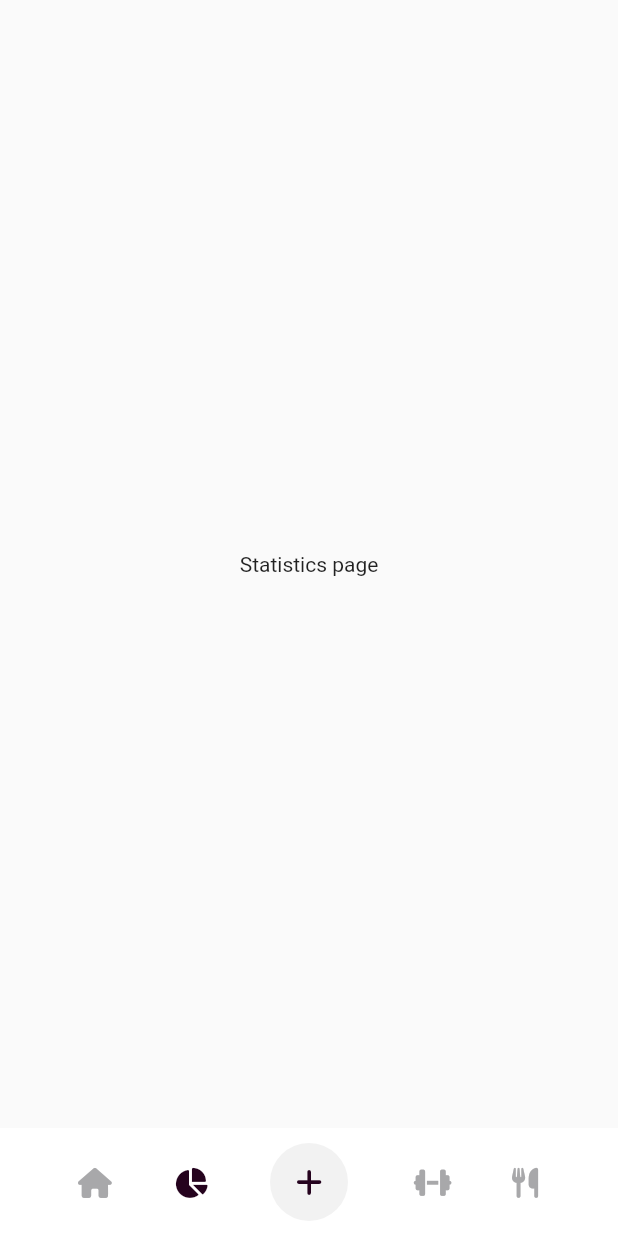
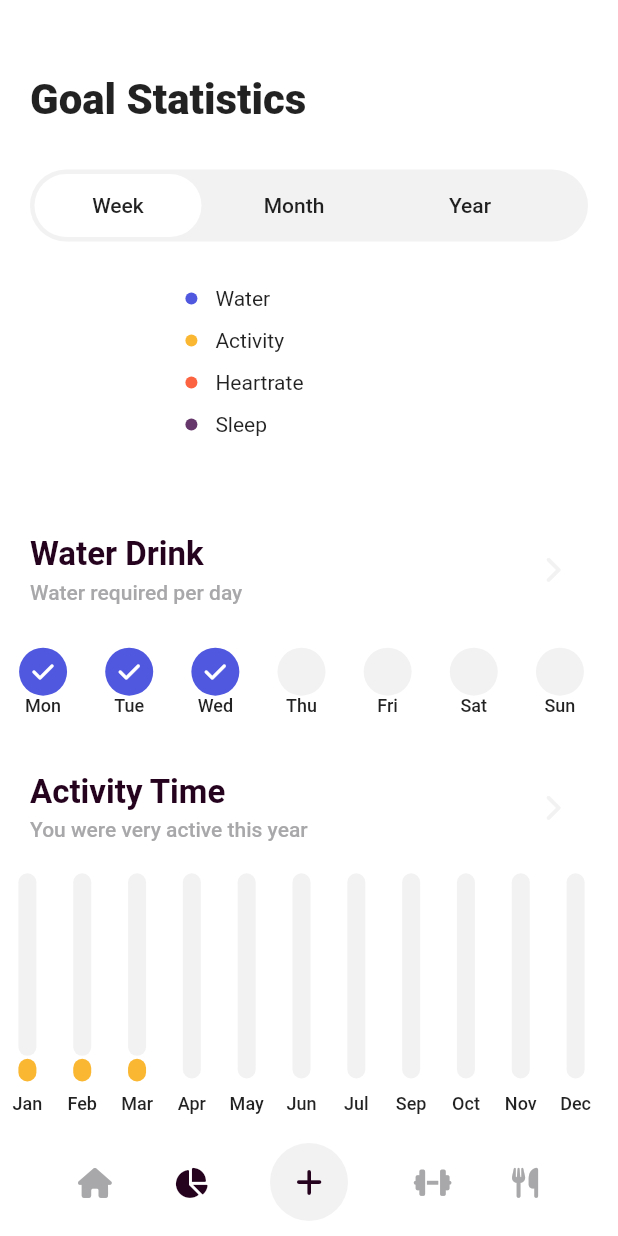
Before and after one commit to viktoriapatapeika/tracker_app, a Flutter app: the screen it shows after launch, item 2 of the bottom bar chosen, on a phone screen of 412 x 824 dp. Run offline on Flutter 3.47's test engine with Material 2 defaults, Android fonts, the phone set to English and light mode, and no system bars; our stand-ins replace bloc, equatable, flutter_bloc, font_awesome_flutter, google_fonts.

Commit message:
added statistics page skeleton

```diff
--- a/lib/main.dart
+++ b/lib/main.dart
@@ -56,7 +56,7 @@ class AppScreen extends StatelessWidget {
               return const HomePage();
             }
             if (state is StatisticsPageLoaded) {
-              return const StatisticsPage();
+              return  StatisticsPage();
             }
             if (state is WorkoutsPageLoaded) {
               return const WorkoutsPage();
--- a/lib/service/habbits_service.dart
+++ b/lib/service/habbits_service.dart
@@ -1,8 +1,19 @@
+import 'dart:math';
+
 import 'package:flutter/material.dart';
 import 'package:tracker_app/dto/habbits.dart';
 import 'package:tracker_app/util/color_util.dart';
 
+enum HabbitTimeSwitcherType { week, month, year }
+
 class HabbitsService {
+  static List<HabbitTimeSwitcherType> switcherTypes = [
+    HabbitTimeSwitcherType.week,
+    HabbitTimeSwitcherType.month,
+    HabbitTimeSwitcherType.year
+  ];
+
+  static List<HabbitType> habbitTypes = [HabbitType.water, HabbitType.activity, HabbitType.heartRate, HabbitType.sleep];
   static Color getHabbitColor(HabbitType habbitType) {
     switch (habbitType) {
       case HabbitType.water:
@@ -28,4 +39,83 @@ class HabbitsService {
         return 0.35;
     }
   }
+
+  static double getRandomProgress() {
+    return Random().nextDouble();
+  }
+
+  static bool getRandomBool() {
+    return Random().nextDouble() <= 0.7;
+  }
+
+  static const List<String> weekdays = ['Mon', 'Tue', 'Wed', 'Thu', 'Fri', 'Sat', 'Sun'];
+  static const List<String> months = [
+    'Jan',
+    'Feb',
+    'Mar',
+    'Apr',
+    'May',
+    'Jun',
+    'Jul',
+    'Apr',
+    'Sep',
+    'Oct',
+    'Nov',
+    'Dec'
+  ];
+  static final DateTime today = DateTime.now();
+  static final int todaysWeekdayNumber = today.weekday - 1;
+  static final int todaysDate = today.day;
+
+  static Map<String, bool>? getWaterProgressByTime(HabbitTimeSwitcherType switcherType) {
+    Map<String, bool> progress = {};
+    if (switcherType == HabbitTimeSwitcherType.week) {
+      for (int i = 0; i <= todaysWeekdayNumber; i++) {
+        progress.addAll({weekdays[i]: true});
+      }
+      for (int i = todaysWeekdayNumber + 1; i < 7; i++) {
+        progress.addAll({weekdays[i]: false});
+      }
+    }
+    return progress;
+  }
+
+  static Map<String, double>? getActivityProgressByTime(HabbitTimeSwitcherType switcherType) {
+    int thisWeek = (todaysDate / 7).round();
+    //int thisMonth = today.month;
+    int thisMonth = 4;
+    int thisMonthDaysNumber = DateTime(today.year, today.month + 1, 0).day;
+    Map<String, double> progress = {};
+
+    if (switcherType == HabbitTimeSwitcherType.week) {
+      for (int i = 0; i < todaysWeekdayNumber; i++) {
+        progress.addAll({weekdays[i]: getRandomProgress()});
+      }
+      for (int i = todaysWeekdayNumber; i < 7; i++) {
+        progress.addAll({weekdays[i]: 0});
+      }
+    } else if (switcherType == HabbitTimeSwitcherType.month) {
+      // debugPrint('$todaysDate / $thisMonthDaysNumber days');
+      // for (int i = 1; i < todaysDate + 1; i++) {
+      //   progress.addAll({'Week $i': getRandomProgress()});
+      // }
+      // if (todaysDate < 4) {
+      //   for (int i = todaysDate + 1; i < thisMonthDaysNumber + 1; i++) {
+      //     progress.addAll({'Week $i': 0});
+      //   }
+      // }
+    } else if (switcherType == HabbitTimeSwitcherType.year) {
+      debugPrint('$thisMonth / 12 months');
+      for (int i = 1; i <= thisMonth; i++) {
+        progress.addAll({months[i - 1]: getRandomProgress()});
+      }
+      if (thisMonth < 12) {
+        for (int i = thisMonth + 1; i <= 12; i++) {
+          progress.addAll({months[i - 1]: 0});
+        }
+      }
+    }
+    debugPrint('service progress length ${progress.length}');
+    return progress;
+  }
 }
--- /dev/null
+++ b/lib/ui_component/activity_habbit_progress.dart
@@ -0,0 +1,97 @@
+import 'package:flutter/material.dart';
+
+import 'package:tracker_app/service/habbits_service.dart';
+import 'package:tracker_app/ui_component/navigation_text.dart';
+import 'package:tracker_app/util/color_util.dart';
+import 'package:tracker_app/util/font_util.dart';
+
+class ActivityHabbitProgress extends StatelessWidget {
+  const ActivityHabbitProgress({super.key, required this.switcherType});
+  final HabbitTimeSwitcherType switcherType;
+
+  @override
+  Widget build(BuildContext context) {
+    const EdgeInsets horizontalPadding = EdgeInsets.symmetric(horizontal: 20);
+    const String title = 'Activity Time';
+    final String description = 'You were very active this ${switcherType.name}';
+    final double maxHeight = MediaQuery.of(context).size.height * 0.2;
+    final double maxWidth = MediaQuery.of(context).size.width;
+    Map<String, double>? progress = HabbitsService.getActivityProgressByTime(switcherType);
+    return Column(
+      crossAxisAlignment: CrossAxisAlignment.start,
+      children: [
+        Padding(
+          padding: horizontalPadding,
+          child: NavigationText(title: title, description: description),
+        ),
+        SizedBox(
+          height: maxHeight,
+          width: maxWidth,
+          child: ListView.builder(
+              shrinkWrap: false,
+              scrollDirection: Axis.horizontal,
+              physics: const NeverScrollableScrollPhysics(),
+              itemCount: progress!.length,
+              itemBuilder: (context, index) {
+                debugPrint('progress length ${progress.length}');
+                return ActivityHabbitProgressItem(
+                  itemName: progress.keys.elementAt(index),
+                  itemProgress: progress.values.elementAt(index),
+                  maxHeight: maxHeight,
+                  itemsNumber: progress.length,
+                );
+              }),
+        ),
+      ],
+    );
+  }
+}
+
+class ActivityHabbitProgressItem extends StatelessWidget {
+  const ActivityHabbitProgressItem(
+      {super.key,
+      required this.itemName,
+      required this.itemProgress,
+      required this.maxHeight,
+      required this.itemsNumber});
+  final String? itemName;
+  final double? itemProgress;
+  final double maxHeight;
+  final int itemsNumber;
+
+  @override
+  Widget build(BuildContext context) {
+    final double maxWidth = MediaQuery.of(context).size.width - 10;
+    double progress = itemProgress == null ? 0 : itemProgress!;
+    return SizedBox(
+      width: maxWidth / itemsNumber,
+      child: Column(
+        children: [
+          Padding(
+            padding: const EdgeInsets.only(bottom: 2),
+            child: Container(
+              height: progress != 1 ? (maxHeight - 28) * (1 - progress) : (maxHeight - 28) * (1 - progress) - 2,
+              width: 12,
+              decoration: BoxDecoration(
+                color: ColorUtil.elementsBaseColor,
+                borderRadius: BorderRadius.circular(16),
+              ),
+            ),
+          ),
+          Container(
+            height: (maxHeight - 28) * progress,
+            width: 12,
+            decoration: BoxDecoration(
+              color: ColorUtil.semanticColorYellow,
+              borderRadius: BorderRadius.circular(16),
+            ),
+          ),
+          Padding(
+            padding: const EdgeInsets.only(top: 8),
+            child: Text(itemName!, style: FontUtil.defaultFont.copyWith(fontSize: 12, fontWeight: FontWeight.w500)),
+          ),
+        ],
+      ),
+    );
+  }
+}
--- /dev/null
+++ b/lib/ui_component/navigation_text.dart
@@ -0,0 +1,47 @@
+import 'package:font_awesome_flutter/font_awesome_flutter.dart';
+
+import 'package:flutter/material.dart';
+
+import 'package:tracker_app/util/color_util.dart';
+import 'package:tracker_app/util/font_util.dart';
+
+class NavigationText extends StatelessWidget {
+  const NavigationText({super.key, required this.title, required this.description, this.page});
+  final String title;
+  final String description;
+  final Widget? page;
+
+  @override
+  Widget build(BuildContext context) {
+    return Padding(
+      padding: const EdgeInsets.only(bottom: 20),
+      child: Row(
+        crossAxisAlignment: CrossAxisAlignment.center,
+        mainAxisAlignment: MainAxisAlignment.spaceBetween,
+        children: [
+          Column(
+            crossAxisAlignment: CrossAxisAlignment.start,
+            children: [
+              Text(title,
+                  style: FontUtil.defaultFont
+                      .copyWith(color: ColorUtil.textActiveColor, fontWeight: FontWeight.w700, fontSize: 22)),
+              Padding(
+                padding: const EdgeInsets.only(top: 4),
+                child: Text(description,
+                    style: FontUtil.defaultFont
+                        .copyWith(color: ColorUtil.textInactiveColor, fontWeight: FontWeight.w500, fontSize: 14)),
+              ),
+            ],
+          ),
+          IconButton(
+            onPressed: () {
+              debugPrint('Navigate to the $title page');
+              // Navigator.push(context, CupertinoPageRoute(builder: (BuildContext context) => page));
+            },
+            icon: const Icon(FontAwesomeIcons.chevronRight, color: ColorUtil.elementsBaseColor, size: 18),
+          )
+        ],
+      ),
+    );
+  }
+}
--- /dev/null
+++ b/lib/ui_component/progress_chart.dart
@@ -0,0 +1,88 @@
+import 'package:flutter/material.dart';
+
+import 'package:tracker_app/dto/habbits.dart';
+import 'package:tracker_app/service/habbits_service.dart';
+import 'package:tracker_app/util/font_util.dart';
+import 'package:tracker_app/util/string_util.dart';
+
+class ProgressChart extends StatelessWidget {
+  ProgressChart({super.key});
+  final List<HabbitType> habbitTypes = HabbitsService.habbitTypes;
+
+  @override
+  Widget build(BuildContext context) {
+    double maxHeight = MediaQuery.of(context).size.height * 0.2;
+    return SizedBox(
+      height: maxHeight,
+      child: Row(
+        crossAxisAlignment: CrossAxisAlignment.center,
+        mainAxisAlignment: MainAxisAlignment.spaceBetween,
+        children: [
+          const CircleChart(),
+          Expanded(
+            child: ListView.builder(
+                shrinkWrap: false,
+                scrollDirection: Axis.vertical,
+                physics: const NeverScrollableScrollPhysics(),
+                itemCount: habbitTypes.length,
+                itemBuilder: (context, index) {
+                  return ProgressChartItem(habbitType: habbitTypes[index]);
+                }),
+          ),
+        ],
+      ),
+    );
+  }
+}
+
+class CircleChart extends StatelessWidget {
+  const CircleChart({super.key});
+
+  @override
+  Widget build(BuildContext context) {
+    Size maxSize = MediaQuery.of(context).size * 0.3;
+    return CustomPaint(
+      size: maxSize,
+      painter: ChartPainter(),
+    );
+  }
+}
+
+class ChartPainter extends CustomPainter {
+  @override
+  void paint(Canvas canvas, Size size) {
+    var paint = Paint()..strokeWidth = 3;
+    Offset center = const Offset(50, 50);
+    // canvas.d
+  }
+
+  @override
+  bool shouldRepaint(covariant CustomPainter oldDelegate) => false;
+}
+
+class ProgressChartItem extends StatelessWidget {
+  const ProgressChartItem({super.key, required this.habbitType});
+  final HabbitType habbitType;
+
+  @override
+  Widget build(BuildContext context) {
+    const Size circleSize = Size(8, 8);
+    return Padding(
+      padding: const EdgeInsets.only(bottom: 12),
+      child: Row(
+        crossAxisAlignment: CrossAxisAlignment.center,
+        children: [
+          Container(
+            height: circleSize.height,
+            width: circleSize.width,
+            decoration: BoxDecoration(color: HabbitsService.getHabbitColor(habbitType), shape: BoxShape.circle),
+          ),
+          Padding(
+            padding: const EdgeInsets.only(left: 12),
+            child: Text(StringUtil.capitalize(habbitType.name), style: FontUtil.defaultFont),
+          )
+        ],
+      ),
+    );
+  }
+}
--- /dev/null
+++ b/lib/ui_component/time_switcher.dart
@@ -0,0 +1,70 @@
+import 'package:flutter/material.dart';
+
+import 'package:tracker_app/service/habbits_service.dart';
+import 'package:tracker_app/util/color_util.dart';
+import 'package:tracker_app/util/font_util.dart';
+import 'package:tracker_app/util/string_util.dart';
+
+class TimeSwitcher extends StatefulWidget {
+  const TimeSwitcher({super.key});
+
+  @override
+  State<TimeSwitcher> createState() => TimeSwitcherState();
+}
+
+class TimeSwitcherState extends State<TimeSwitcher> {
+  int selectedIndex = 0;
+  List<HabbitTimeSwitcherType> switcherTypes = HabbitsService.switcherTypes;
+
+  @override
+  Widget build(BuildContext context) {
+    const double height = 48;
+    double elementWidth = (MediaQuery.of(context).size.width - 60) / switcherTypes.length;
+    return Container(
+      height: height,
+      decoration: BoxDecoration(color: ColorUtil.elementsBaseColor, borderRadius: BorderRadius.circular(32)),
+      child: ListView.builder(
+          scrollDirection: Axis.horizontal,
+          physics: const NeverScrollableScrollPhysics(),
+          itemCount: switcherTypes.length,
+          itemBuilder: (context, index) {
+            return TimeSwitcherItem(
+              switcherType: switcherTypes[index],
+              isSelected: selectedIndex == index,
+              width: elementWidth,
+              onTap: () => setState(() => selectedIndex = index),
+            );
+          }),
+    );
+  }
+}
+
+class TimeSwitcherItem extends StatelessWidget {
+  const TimeSwitcherItem(
+      {super.key, required this.switcherType, required this.isSelected, required this.onTap, required this.width});
+
+  final HabbitTimeSwitcherType switcherType;
+  final bool isSelected;
+  final VoidCallback onTap;
+  final double width;
+
+  @override
+  Widget build(BuildContext context) {
+    const double padding = 3;
+    return GestureDetector(
+      onTap: onTap,
+      child: Padding(
+        padding: const EdgeInsets.all(padding),
+        child: Container(
+          width: width - 2 * padding,
+          decoration: isSelected
+              ? BoxDecoration(color: ColorUtil.backgroundColor, borderRadius: BorderRadius.circular(32))
+              : null,
+          child: Center(
+              child: Text(StringUtil.capitalize(switcherType.name),
+                  style: FontUtil.defaultFont.copyWith(fontWeight: FontWeight.w500))),
+        ),
+      ),
+    );
+  }
+}
--- a/lib/ui_component/view/home_page.dart
+++ b/lib/ui_component/view/home_page.dart
@@ -1,4 +1,5 @@
 import 'package:flutter/material.dart';
+
 import 'package:tracker_app/dto/habbits.dart';
 import 'package:tracker_app/ui_component/habbit_widget.dart';
 import 'package:tracker_app/util/color_util.dart';
@@ -14,14 +15,11 @@ class HomePage extends StatelessWidget {
       backgroundColor: ColorUtil.backgroundColor,
       body: SingleChildScrollView(
         child: Padding(
-          padding: const EdgeInsets.symmetric(vertical: 30, horizontal: 30),
+          padding: const EdgeInsets.symmetric(vertical: 50, horizontal: 30),
           child: Column(
             crossAxisAlignment: CrossAxisAlignment.start,
             children: [
-              Padding(
-                padding: const EdgeInsets.only(bottom: 30),
-                child: Text(headerText, style: FontUtil.headerFont),
-              ),
+              Padding(padding: const EdgeInsets.only(bottom: 30), child: Text(headerText, style: FontUtil.headerFont)),
               Row(
                 children: [
                   Column(children: const [
--- a/lib/ui_component/view/statistics_page.dart
+++ b/lib/ui_component/view/statistics_page.dart
@@ -1,13 +1,54 @@
 import 'package:flutter/material.dart';
 
+import 'package:tracker_app/service/habbits_service.dart';
+import 'package:tracker_app/ui_component/activity_habbit_progress.dart';
+import 'package:tracker_app/ui_component/progress_chart.dart';
+import 'package:tracker_app/ui_component/time_switcher.dart';
+import 'package:tracker_app/ui_component/water_habbit_progress.dart';
+import 'package:tracker_app/util/color_util.dart';
+import 'package:tracker_app/util/font_util.dart';
+
 class StatisticsPage extends StatelessWidget {
-  const StatisticsPage({super.key});
+  StatisticsPage({super.key});
 
+  Widget buildWaterHabbitProgress() {
+    return const SizedBox();
+  }
+
+  ValueNotifier<HabbitTimeSwitcherType> switcherType = ValueNotifier(HabbitTimeSwitcherType.week);
   @override
   Widget build(BuildContext context) {
-   return const Scaffold(
-      body: Center(
-        child: Text('Statistics page'),
+    const String headerText = 'Goal Statistics';
+    const EdgeInsets horizontalPadding = EdgeInsets.symmetric(horizontal: 20);
+    return Scaffold(
+      backgroundColor: ColorUtil.backgroundColor,
+      body: SingleChildScrollView(
+        child: Padding(
+          padding: const EdgeInsets.symmetric(vertical: 50),
+          child: ValueListenableBuilder(
+              valueListenable: switcherType,
+              builder: (context, HabbitTimeSwitcherType switcher, widget) {
+                return Column(
+                  crossAxisAlignment: CrossAxisAlignment.start,
+                  mainAxisAlignment: MainAxisAlignment.start,
+                  children: [
+                    Padding(
+                        padding: horizontalPadding.copyWith(bottom: 30),
+                        child: Text(headerText, style: FontUtil.headerFont)),
+                    const Padding(
+                      padding: horizontalPadding,
+                      child: TimeSwitcher(),
+                    ),
+                    Padding(
+                      padding: const EdgeInsets.only(top: 30),
+                      child: ProgressChart(),
+                    ),
+                    WaterHabbitProgress(switcherType: switcherType.value),
+                    const ActivityHabbitProgress(switcherType: HabbitTimeSwitcherType.year),
+                  ],
+                );
+              }),
+        ),
       ),
     );
   }
--- /dev/null
+++ b/lib/ui_component/water_habbit_progress.dart
@@ -0,0 +1,87 @@
+import 'package:font_awesome_flutter/font_awesome_flutter.dart';
+
+import 'package:flutter/material.dart';
+
+import 'package:tracker_app/service/habbits_service.dart';
+import 'package:tracker_app/ui_component/navigation_text.dart';
+import 'package:tracker_app/util/color_util.dart';
+import 'package:tracker_app/util/font_util.dart';
+
+class WaterHabbitProgress extends StatelessWidget {
+  const WaterHabbitProgress({super.key, required this.switcherType});
+  final HabbitTimeSwitcherType switcherType;
+
+  @override
+  Widget build(BuildContext context) {
+    const EdgeInsets horizontalPadding = EdgeInsets.symmetric(horizontal: 20);
+    const String title = 'Water Drink';
+    final double maxHeight = MediaQuery.of(context).size.height * 0.1;
+    final double maxWidth = MediaQuery.of(context).size.width;
+    final String descriptionTimePeriod = switcherType == HabbitTimeSwitcherType.week
+        ? 'day'
+        : switcherType == HabbitTimeSwitcherType.month
+            ? 'week'
+            : 'month';
+    final String description = 'Water required per $descriptionTimePeriod';
+    Map<String, bool>? progress = HabbitsService.getWaterProgressByTime(switcherType);
+    return Column(
+      crossAxisAlignment: CrossAxisAlignment.start,
+      children: [
+        Padding(
+          padding: horizontalPadding,
+          child: NavigationText(title: title, description: description),
+        ),
+        Padding(
+          padding: const EdgeInsets.only(top: 8),
+          child: SizedBox(
+            height: maxHeight,
+            width: maxWidth,
+            child: ListView.builder(
+                shrinkWrap: false,
+                scrollDirection: Axis.horizontal,
+                physics: const NeverScrollableScrollPhysics(),
+                itemCount: progress!.length,
+                itemBuilder: (context, index) {
+                  debugPrint('progress length ${progress.length}');
+                  return WaterHabbitProgressItem(
+                    itemName: progress.keys.elementAt(index),
+                    itemComplete: progress.values.elementAt(index),
+                    itemsNumber: progress.length,
+                  );
+                }),
+          ),
+        ),
+      ],
+    );
+  }
+}
+
+class WaterHabbitProgressItem extends StatelessWidget {
+  const WaterHabbitProgressItem(
+      {super.key, required this.itemName, required this.itemComplete, required this.itemsNumber});
+  final String itemName;
+  final bool itemComplete;
+  final int itemsNumber;
+
+  @override
+  Widget build(BuildContext context) {
+    const Size containerSize = Size(32, 32);
+    final double maxWidth = MediaQuery.of(context).size.width - 10;
+    return SizedBox(
+      width: maxWidth / itemsNumber,
+      child: Column(
+        children: [
+          Container(
+            height: containerSize.height,
+            width: containerSize.width,
+            decoration: BoxDecoration(
+                shape: BoxShape.circle,
+                color: itemComplete ? ColorUtil.semanticColorBlue : ColorUtil.elementsBaseColor),
+            child: itemComplete ? const Icon(FontAwesomeIcons.check, color: ColorUtil.backgroundColor, size: 16) : null,
+          ),
+          Text(itemName, style: FontUtil.defaultFont.copyWith(fontSize: 12, fontWeight: FontWeight.w500)),
+        ],
+      ),
+    );
+  }
+}
--- /dev/null
+++ b/lib/util/string_util.dart
@@ -0,0 +1,5 @@
+class StringUtil{
+   static String capitalize(String value) {
+    return "${value[0].toUpperCase()}${value.substring(1).toLowerCase()}";
+  }
+}
--- a/pubspec.yaml
+++ b/pubspec.yaml
@@ -40,6 +40,7 @@ dependencies:
   equatable: ^2.0.5
   google_fonts: ^3.0.1
   font_awesome_flutter: ^10.3.0
+  intl: ^0.18.0
 
 dev_dependencies:
   flutter_test:
```
Also changed, not shown: lib/util/font_util.dart (+5 -14 lines), pubspec.lock.
